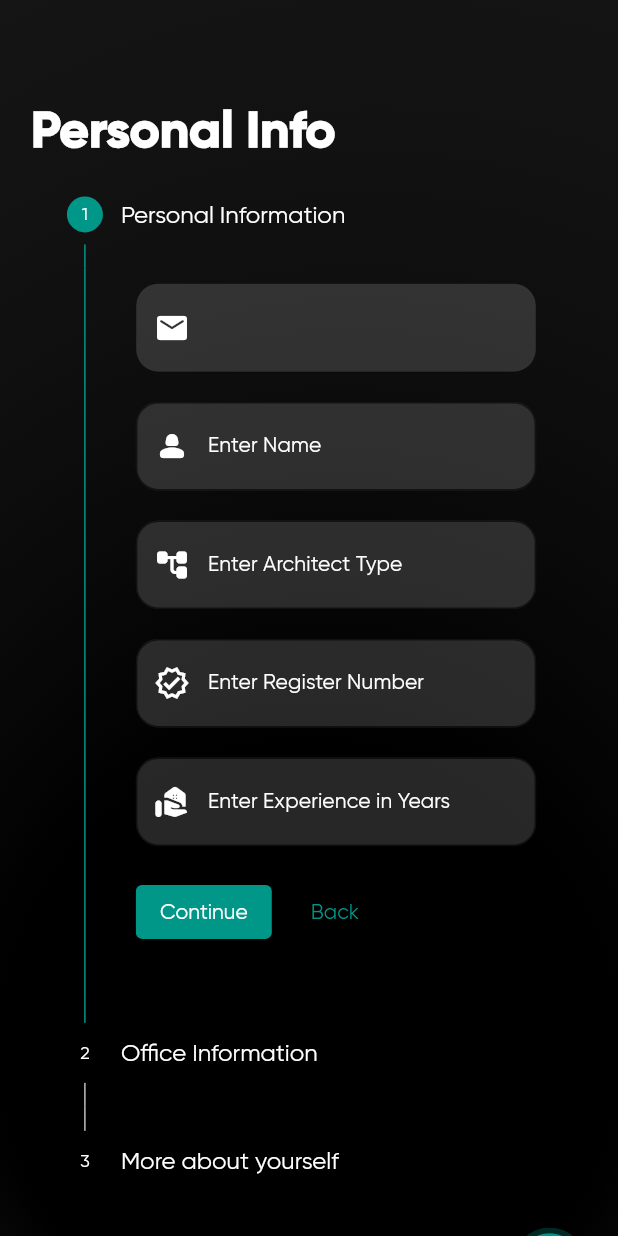
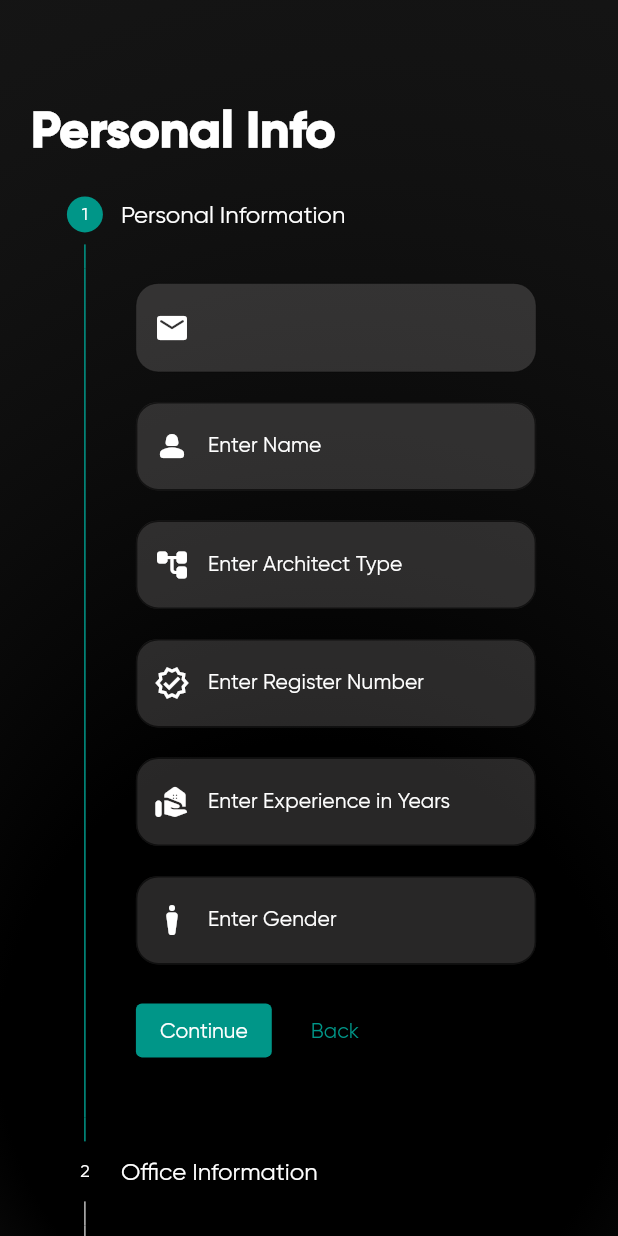
Before and after one commit to mithilesh1024/VirtualArch, a Flutter app: the UserInfoScreen screen opened directly with empty values, on a phone screen of 412 x 824 dp. Run offline on Flutter 3.47's test engine with Material 2 defaults, Android fonts, the phone set to English and light mode, and no system bars; our stand-ins replace carousel_slider, cloud_firestore, dotted_border, email_validator, file_picker, firebase_auth and 7 more; missing offline and left inert: responsive_grid_list; accounts and stored records are empty; network calls fail; project files that could hold a hidden picture were left out.

Commit message:
Added reg

```diff
--- a/lib/firebase/architects_model.dart
+++ b/lib/firebase/architects_model.dart
@@ -34,7 +34,7 @@ class ArchitectModel {
         'architectOfficeLocation': architectOfficeLocation,
         'aboutMe': aboutMe,
         'skills': skills,
-        'architectImageUrl': "",
+        'architectImageUrl': architectImageUrl,
         'architectClientsId': [],
         'architectProjectsId': [],
       };
--- a/lib/firebase/firestore_database.dart
+++ b/lib/firebase/firestore_database.dart
@@ -26,6 +26,9 @@ class FireDatabase {
         },
         aboutMe: architectData['architectAboutMe'],
         skills: architectData['architectSkills'],
+        architectImageUrl: architectData['architectGender'] == "Male"
+            ? "assets/Male.png"
+            : "assets/Female.png",
       );
       final json = architect.toJson();
       await docArchitect.set(json);
--- a/lib/screens/auth/user_info_screen.dart
+++ b/lib/screens/auth/user_info_screen.dart
@@ -32,6 +32,7 @@ class _UserInfoScreenState extends State<UserInfoScreen> {
   final _countryKey = GlobalKey<FormFieldState<String>>();
   final _aboutMeKey = GlobalKey<FormFieldState<String>>();
   final _skillsKey = GlobalKey<FormFieldState<String>>();
+  final _genderKey = GlobalKey<FormFieldState<String>>();
 
   final _nameTextController = TextEditingController();
   final _companyNameTextController = TextEditingController();
@@ -45,6 +46,7 @@ class _UserInfoScreenState extends State<UserInfoScreen> {
   final _zipNumTextController = TextEditingController();
   final _countryTextController = TextEditingController();
   final _aboutMeTextController = TextEditingController();
+  final _genderTextController = TextEditingController();
 
   final List<String> _skills = [];
 
@@ -64,7 +66,8 @@ class _UserInfoScreenState extends State<UserInfoScreen> {
           _nameKey.currentState!.validate() &&
           _archTypeKey.currentState!.validate() &&
           _regNumKey.currentState!.validate() &&
-          _expKey.currentState!.validate()) {
+          _expKey.currentState!.validate() &&
+          _genderKey.currentState!.validate()) {
         setState(() {
           currentStep = 1;
           print(currentStep);
@@ -282,6 +285,31 @@ class _UserInfoScreenState extends State<UserInfoScreen> {
                                             },
                                           ),
                                         ),
+                                        Container(
+                                          width: 500,
+                                          margin: const EdgeInsets.all(10),
+                                          child: TextFormField(
+                                            key: _genderKey,
+                                            controller: _genderTextController,
+                                            decoration:
+                                                customDecorationForInput(
+                                                    context,
+                                                    "Enter Gender",
+                                                    Icons.man_4_rounded),
+                                            validator: (gender) {
+                                              print(gender);
+                                              if (gender != null &&
+                                                  gender.isEmpty) {
+                                                return "Enter Gender";
+                                              } else if (gender != "Male" &&
+                                                  gender != "Female") {
+                                                return "Enter a valid gender";
+                                              } else {
+                                                return null;
+                                              }
+                                            },
+                                          ),
+                                        ),
                                       ],
                                     ),
                                   ),
@@ -477,6 +505,7 @@ class _UserInfoScreenState extends State<UserInfoScreen> {
                                           child: TextFormField(
                                             key: _aboutMeKey,
                                             controller: _aboutMeTextController,
+                                            maxLength: 900,
                                             keyboardType: TextInputType.number,
                                             decoration:
                                                 customDecorationForInput(
@@ -516,6 +545,7 @@ class _UserInfoScreenState extends State<UserInfoScreen> {
                                                     _skillsTextController,
                                                 keyboardType:
                                                     TextInputType.number,
+                                                maxLength: 15,
                                                 decoration:
                                                     customDecorationForInput(
                                                   context,
@@ -530,6 +560,8 @@ class _UserInfoScreenState extends State<UserInfoScreen> {
                                                   }
                                                 },
                                                 onFieldSubmitted: (value) {
+                                                  _skillsKey.currentState!
+                                                      .validate();
                                                   setState(() {
                                                     if (!_skills
                                                         .contains(value)) {
@@ -540,9 +572,24 @@ class _UserInfoScreenState extends State<UserInfoScreen> {
                                                   });
                                                 },
                                               ),
+                                              Padding(
+                                                padding:
+                                                    const EdgeInsets.symmetric(
+                                                        horizontal: 4),
+                                                child: Text(
+                                                  "Type and hit enter to add & click on skill to delete",
+                                                  style: Theme.of(context)
+                                                      .textTheme
+                                                      .labelSmall!
+                                                      .copyWith(
+                                                        color: Theme.of(context)
+                                                            .primaryColor,
+                                                      ),
+                                                ),
+                                              ),
                                               if (_skills.isNotEmpty)
                                                 ResponsiveGridList(
-                                                  minItemWidth: 100,
+                                                  minItemWidth: 150,
                                                   shrinkWrap: true,
                                                   children: List.generate(
                                                     _skills.length,
@@ -642,6 +689,7 @@ class _UserInfoScreenState extends State<UserInfoScreen> {
                                       _regNumberTextController.text,
                                   'architectExperience':
                                       _experienceTextController.text,
+                                  'architectGender': _genderTextController.text,
                                   'architectCompanyName':
                                       _companyNameTextController.text,
                                   'architectStreetAddress':
--- a/lib/widgets/auth/customdecorationforinput.dart
+++ b/lib/widgets/auth/customdecorationforinput.dart
@@ -1,4 +1,3 @@
-
 import 'package:flutter/material.dart';
 
 InputDecoration customDecorationForInput(
@@ -25,5 +24,6 @@ InputDecoration customDecorationForInput(
     filled: true,
     labelText: inputLabel,
     labelStyle: Theme.of(context).textTheme.titleSmall,
+    counterStyle: const TextStyle(color: Colors.white),
   );
 }
--- a/lib/widgets/custommenu.dart
+++ b/lib/widgets/custommenu.dart
@@ -82,7 +82,8 @@ class _CustomMenuState extends State<CustomMenu> {
                     future: userData.getData(),
                     builder: (context, AsyncSnapshot snapshot) {
                       if (snapshot.hasData) {
-                        String name = snapshot.data["name"];
+                        String name = snapshot.data["architectName"];
+                        // String name = "mithilesh0";
                         return Padding(
                           padding: const EdgeInsets.all(5),
                           child: Text(
```
Also changed, not shown: lib/providers/user_data_provider.dart (+0 -11 lines), lib/screens/accounts/account_screen.dart (+10 -6 lines), lib/screens/auth/otp_screen.dart (+0 -7 lines).
